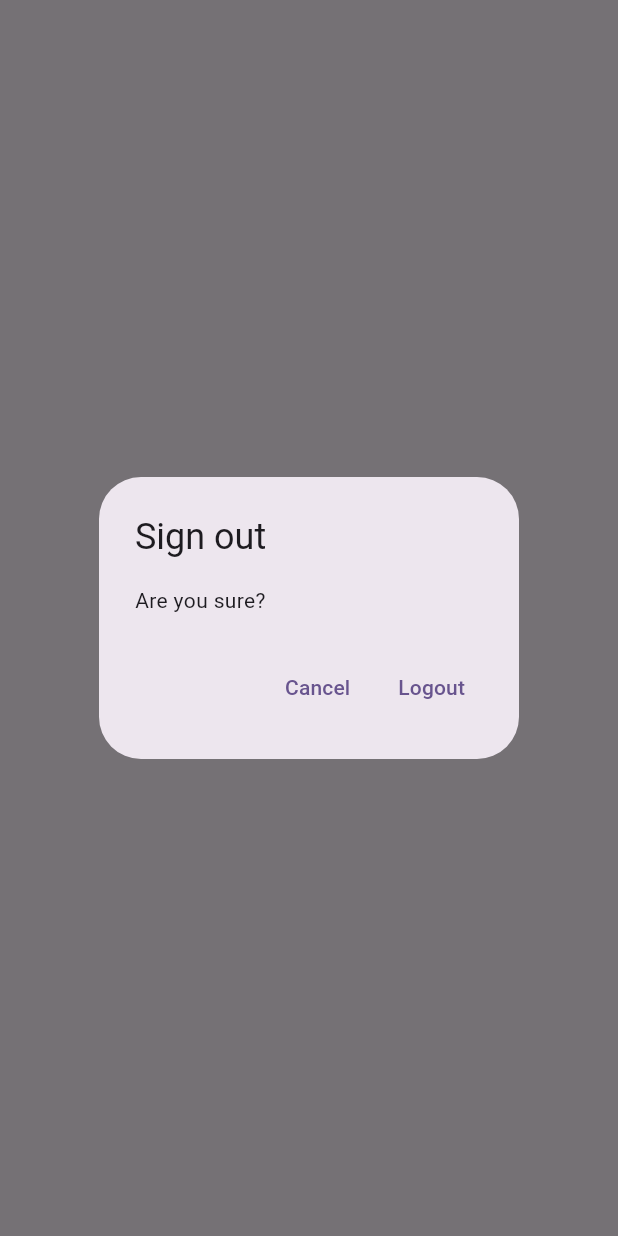
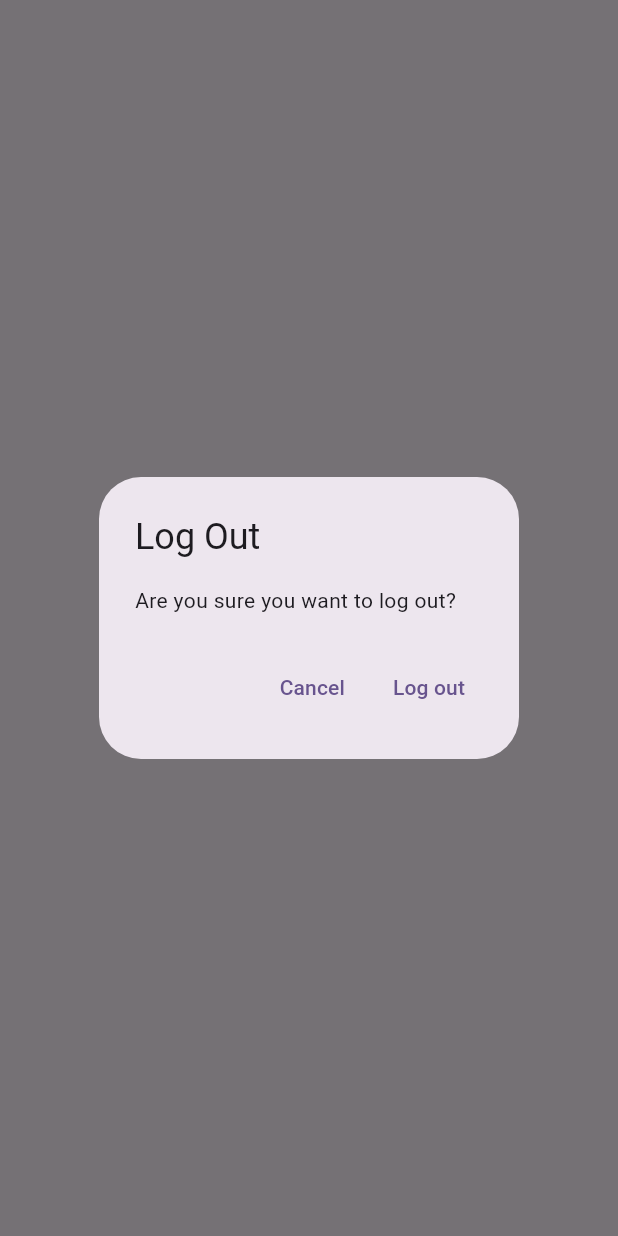
Before and after one commit to sandeep-pani/my-notes-app, a Flutter app: what showLogOutDialog() shows on an empty page, opened directly, on a phone screen of 412 x 824 dp. Run offline on Flutter 3.47's test engine with Material 2 defaults, Android fonts, the phone set to English and light mode, and no system bars; our stand-ins replace firebase_auth, firebase_core, sqflite; accounts and stored records are empty; network calls fail.

Commit message:
refactored and made generic dialogs

```diff
--- /dev/null
+++ b/lib/utilities/dialogs/generic_dialog.dart
@@ -0,0 +1,33 @@
+import 'package:flutter/material.dart';
+
+typedef DialogOptionBuilder<T> = Map<String, T?> Function();
+
+Future<T?> showGenericDialog<T>({
+  required BuildContext context,
+  required String title,
+  required String content,
+  required DialogOptionBuilder optionsBuilder,
+}) {
+  final options = optionsBuilder();
+  return showDialog<T>(
+      context: context,
+      builder: (context) {
+        return AlertDialog(
+          title: Text(title),
+          content: Text(content),
+          actions: options.keys.map((optionTitle) {
+            final T value = options[optionTitle];
+            return TextButton(
+              onPressed: () {
+                if (value != null) {
+                  Navigator.of(context).pop(value);
+                } else {
+                  Navigator.of(context).pop();
+                }
+              },
+              child: Text(optionTitle),
+            );
+          }).toList(),
+        );
+      });
+}
--- /dev/null
+++ b/lib/utilities/dialogs/logout_dialog.dart
@@ -0,0 +1,14 @@
+import 'package:flutter/material.dart';
+import 'package:mynotes2/utilities/dialogs/generic_dialog.dart';
+
+Future<bool> showLogOutDialog(BuildContext context) {
+  return showGenericDialog(
+    context: context,
+    title: 'Log Out',
+    content: 'Are you sure you want to log out?',
+    optionsBuilder: () => {
+      'Cancel': false,
+      'Log out': true,
+    },
+  ).then((value) => value ?? false);
+}
--- a/lib/views/login_view.dart
+++ b/lib/views/login_view.dart
@@ -2,9 +2,10 @@
 import 'package:mynotes2/constants/routes.dart';
 import 'package:mynotes2/services/auth/auth_exceptions.dart';
 import 'package:mynotes2/services/auth/auth_service.dart';
-import 'package:mynotes2/utilities/show_error_dialog.dart';
 
 import 'dart:developer' as devtools show log;
+
+import 'package:mynotes2/utilities/dialogs/error_dialog.dart';
 
 class LoginView extends StatefulWidget {
   const LoginView({super.key});
--- a/lib/views/notes/notes_view.dart
+++ b/lib/views/notes/notes_view.dart
@@ -1,5 +1,7 @@
 import 'package:flutter/material.dart';
 import 'package:mynotes2/services/auth/auth_service.dart';
+import 'package:mynotes2/utilities/dialogs/logout_dialog.dart';
+import 'package:mynotes2/views/notes_list_view.dart';
 
 import '../../constants/routes.dart';
 import '../../enums/menu_action.dart';
@@ -70,24 +72,16 @@
                     stream: _notesService.allNotes,
                     builder: (context, snapshot) {
                       switch (snapshot.connectionState) {
-                        // case ConnectionState.waiting:
+                        case ConnectionState.waiting:
                         case ConnectionState.active:
                           if (snapshot.hasData) {
                             final allNotes =
                                 snapshot.data as List<DatabaseNote>;
                             print(allNotes);
-                            return ListView.builder(
-                              itemCount: allNotes.length,
-                              itemBuilder: (context, index) {
-                                final note = allNotes[index];
-                                return ListTile(
-                                  title: Text(
-                                    note.text,
-                                    maxLines: 1,
-                                    softWrap: true,
-                                    overflow: TextOverflow.ellipsis,
-                                  ),
-                                );
+                            return NotesListView(
+                              notes: allNotes,
+                              onDeleteNote: (note) async {
+                                await _notesService.deleteNote(id: note.id);
                               },
                             );
                           } else {
@@ -104,29 +98,3 @@
             }));
   }
 }
-
-Future<bool> showLogOutDialog(BuildContext context) {
-  return showDialog<bool>(
-    context: context,
-    builder: (context) {
-      return AlertDialog(
-        title: const Text('Sign out'),
-        content: const Text("Are you sure?"),
-        actions: [
-          TextButton(
-            onPressed: () {
-              Navigator.of(context).pop(false);
-            },
-            child: const Text('Cancel'),
-          ),
-          TextButton(
-            onPressed: () {
-              Navigator.of(context).pop(true);
-            },
-            child: const Text('Logout'),
-          )
-        ],
-      );
-    },
-  ).then((value) => value ?? false);
-}
--- a/lib/views/register_view.dart
+++ b/lib/views/register_view.dart
@@ -2,7 +2,7 @@
 import 'package:mynotes2/constants/routes.dart';
 import 'package:mynotes2/services/auth/auth_exceptions.dart';
 import 'package:mynotes2/services/auth/auth_service.dart';
-import 'package:mynotes2/utilities/show_error_dialog.dart';
+import 'package:mynotes2/utilities/dialogs/error_dialog.dart';
 import 'dart:developer' as devtools show log;
 
 class RegisterView extends StatefulWidget {
```
Also changed, not shown: lib/utilities/dialogs/delete_dialog.dart (added, +14 -0 lines), lib/utilities/dialogs/error_dialog.dart (added, +16 -0 lines), lib/utilities/show_error_dialog.dart (deleted, +0 -23 lines), lib/views/notes_list_view.dart (added, +40 -0 lines).
